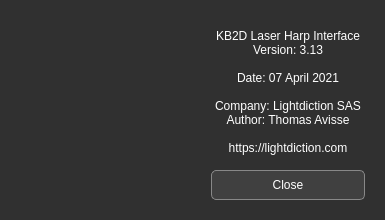
The window that aboutdialog.ui (Lightdiction/KB2D_Interface_V3) describes before a commit, drawn with Qt 5.
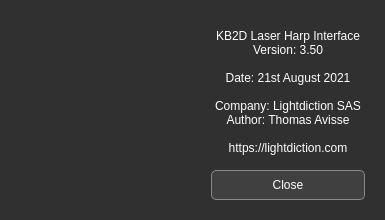
The same window after the commit. Icons and pictures are not drawn.

What changed in the file:
```diff
--- a/aboutdialog.ui
+++ b/aboutdialog.ui
@@ -26,18 +26,9 @@
    <string>About KB2D Laser Harp Interface</string>
   </property>
   <property name="styleSheet">
-   <string notr="true">QMenuBar::item {background:#333333; color:#e0e0e0;}
-QMenuBar::item:selected {background:#505050;}
-QMenu::item:selected {background:#505050;}
-QMenu::item:!enabled {background:#333333;color:#808080;}
-QWidget {background-color:#303030; color:white;}
-QComboBox {background-color:#4A4A4A;}
-QComboBox:hover{background-color:#405080;}
-QComboBox:!enabled{background-color:#202020;color:#808080;}
+   <string notr="true">QWidget {background-color:#303030; color:white;}
 QPushButton{background-color:#404040;}
-QPushButton:hover{background-color:#405080;}
-QCheckBox:!enabled{color:#808080;}
-QCheckBox::indicator:!enabled{background-color:#808080;color:#808080;}</string>
+QPushButton:hover{background-color:#405080;}</string>
   </property>
   <layout class="QGridLayout" name="gridLayout">
    <item row="0" column="0">
@@ -123,9 +114,9 @@
         </property>
         <property name="text">
          <string>KB2D Laser Harp Interface
-Version: 3.13
+Version: 3.50
 
-Date: 07 April 2021
+Date: 21st August 2021
 
 Company: Lightdiction SAS
 Author: Thomas Avisse
```
